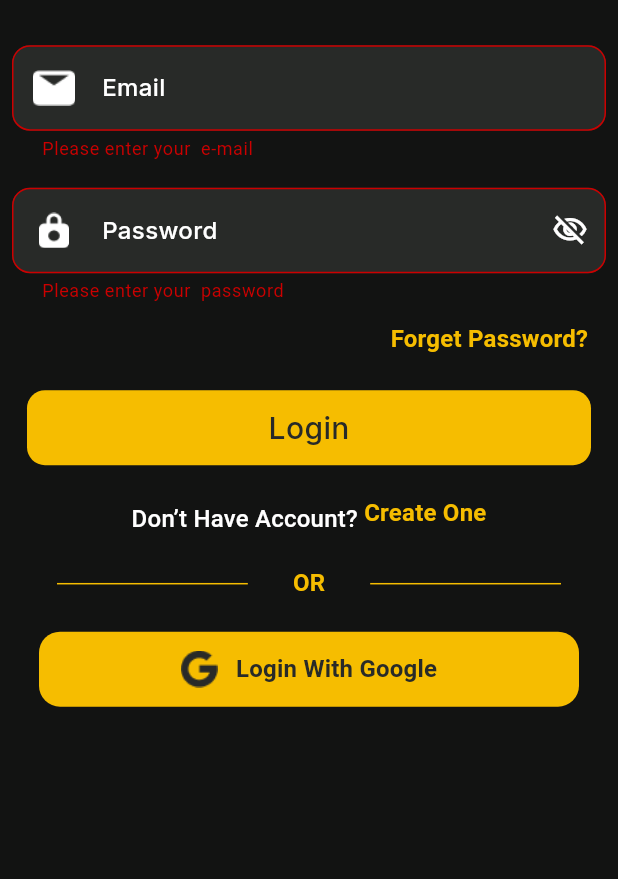
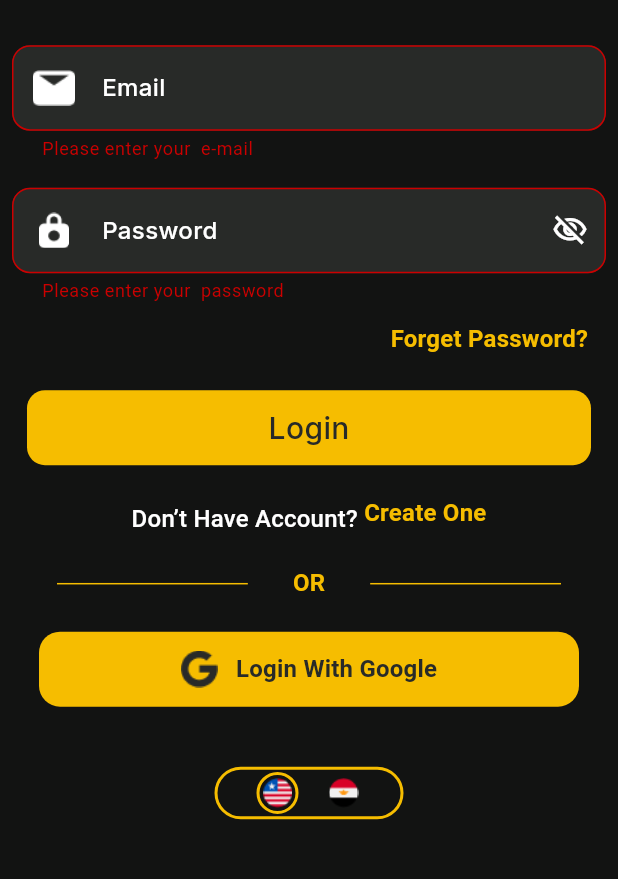
Before and after one commit to sohilaborhamy/movies_app, a Flutter app: the LoginView screen opened by its route, after a tap on "Login", after a tap on "Login With Google", on a phone screen of 412 x 824 dp, the part 352-1231 px from its top. Run offline on Flutter 3.47's test engine with Material 3 defaults, Android fonts, the phone set to English and light mode, and no system bars; our stand-ins replace animate_do, bot_toast, firebase_auth, firebase_core, flutter_easyloading, google_fonts and 3 more; accounts and stored records are empty; generated files the repository leaves out were written again; network calls fail.

```diff
--- /dev/null
+++ b/l10n.yaml
@@ -0,0 +1,3 @@
+arb-dir: lib/l10n
+template-arb-file: app_en.arb
+output-localization-file: app_localizations.dart
--- a/lib/core/constants/assets_app.dart
+++ b/lib/core/constants/assets_app.dart
@@ -16,4 +16,6 @@ abstract class AssetsApp {
   static String googleIcon = "assets/icons/google_icon.png";
   static String phoneIcon = "assets/icons/phone_icon.png";
   static String nameIcon = "assets/icons/name_icon.png";
+  static String egIcon = "assets/icons/EG.png";
+  static String lrIcon = "assets/icons/LR.png";
 }
--- a/lib/core/routes/app_routes.dart
+++ b/lib/core/routes/app_routes.dart
@@ -8,6 +8,7 @@ import '../../modules/onboarding/view/frist_onboarding_view.dart';
 import '../../modules/onboarding/view/onboarding_scroll_view.dart';
 
 
+import '../../modules/signUp/view/signup_view.dart';
 import '../../modules/splash/view/splash_view.dart';
 import 'screens_route_name.dart';
 
@@ -29,6 +30,9 @@ abstract class AppRoutes {
       case ScreenRouteName.loginView:
         return MaterialPageRoute(
             builder: (context) => const LoginView(), settings: settings);
+             case ScreenRouteName.signUpView:
+        return MaterialPageRoute(
+            builder: (context) => const SignUpView(), settings: settings);
       case ScreenRouteName.forgetPasswordView:
         return MaterialPageRoute(
             builder: (context) => const ForgetPasswordView(),
--- a/lib/core/routes/screens_route_name.dart
+++ b/lib/core/routes/screens_route_name.dart
@@ -3,7 +3,7 @@ class ScreenRouteName {
   static const String loginView = "/login_view";
   static const String onboardingScrollView = "/onboarding_scroll_view";
   static const String forgetPasswordView = "/forget_password_view";
-  static const String signUpView = "/login_view";
+  static const String signUpView = "/signup_view";
   static const String fristOnboardingView = "/frist_onboarding_view";
   static const String profileView = "/profile_view";
 }
--- /dev/null
+++ b/lib/core/services/custom_language_widget.dart
@@ -0,0 +1,83 @@
+
+import 'package:flutter/material.dart';
+import 'package:provider/provider.dart';
+
+import '../../providers/app_language_provider.dart';
+import '../constants/assets_app.dart';
+import '../theme/colors_app.dart';
+
+
+
+class CustomLanguageWidget extends StatelessWidget {
+  const CustomLanguageWidget({super.key});
+
+  @override
+  Widget build(BuildContext context) {
+    var width = MediaQuery.of(context).size.width;
+    final languageProvider = Provider.of<AppLanguageProvider>(context);
+
+    return Container(
+      width: width * 0.2,
+      height: 35,
+      decoration: BoxDecoration(
+        border: Border.all(
+          color: ColorsApp.secondColor,
+          width: 2,
+        ),
+        borderRadius: BorderRadius.circular(30),
+      ),
+      child: Row(
+        mainAxisAlignment: MainAxisAlignment.center,
+        children: [
+          // English Icon
+          GestureDetector(
+            onTap: () {
+              languageProvider.changeLanguage("en");
+            },
+            child: Container(
+              decoration: BoxDecoration(
+                border: languageProvider.appLanguage == "en"
+                    ? Border.all(
+                        color: ColorsApp.secondColor,
+                        width: 2,
+                      )
+                    : null,
+                borderRadius: BorderRadius.circular(20),
+              ),
+              padding: const EdgeInsets.all(2),
+              child: Image.asset(
+                AssetsApp.lrIcon,
+                width: 20,
+                height: 20,
+              ),
+            ),
+          ),
+          const SizedBox(width: 18),
+          // Arabic Icon
+          GestureDetector(
+            onTap: () {
+              languageProvider.changeLanguage("ar");
+            },
+            child: Container(
+              decoration: BoxDecoration(
+                border: languageProvider.appLanguage == "ar"
+                    ? Border.all(
+                        color: ColorsApp.secondColor,
+                        width: 2,
+                      )
+                    : null,
+                borderRadius: BorderRadius.circular(20),
+              ),
+              padding: const EdgeInsets.all(2),
+              child: Image.asset(
+                AssetsApp.egIcon,
+                width: 20,
+                height: 20,
+              ),
+            ),
+          ),
+        ],
+      ),
+    );
+  }
+}
--- a/lib/core/utils/firebase_services.dart
+++ b/lib/core/utils/firebase_services.dart
@@ -1,9 +1,12 @@
+
 import 'package:firebase_auth/firebase_auth.dart';
+import 'package:flutter/material.dart';
 
 import 'package:flutter_easyloading/flutter_easyloading.dart';
+import 'package:google_sign_in/google_sign_in.dart';
 
+import '../routes/screens_route_name.dart';
 import '../services/snack_bar_service.dart';
-
 
 abstract class FirebaseServices {
   static Future<bool> signUp(String emailAddress, String password) async {
@@ -32,6 +35,9 @@ abstract class FirebaseServices {
     }
   }
 
+
+
+
   static Future<bool> signIn(String emailAddress, String password) async {
     EasyLoading.show();
     try {
@@ -54,4 +60,35 @@ abstract class FirebaseServices {
       return Future.value(false);
     }
   }
+
+
+
+
+ static Future<void> loginWithGoogle(BuildContext context) async {
+  try {
+    EasyLoading.show();
+    final GoogleSignInAccount? googleUser = await GoogleSignIn().signIn();
+    final GoogleSignInAuthentication? googleAuth =
+        await googleUser?.authentication;
+    final credential = GoogleAuthProvider.credential(
+      accessToken: googleAuth?.accessToken,
+      idToken: googleAuth?.idToken,
+    );
+    var userCredential =
+        await FirebaseAuth.instance.signInWithCredential(credential);
+    print(userCredential.user!.uid.toString());
+
+    // Navigate to the profile screen after successful sign-in
+    Navigator.pushNamedAndRemoveUntil(
+      context,
+      ScreenRouteName.profileView,
+      (route) => false,
+    );
+  } catch (e) {
+    print("Error during Google Sign-In: $e");
+    EasyLoading.showError("Failed to sign in with Google");
+  } finally {
+    EasyLoading.dismiss();
+  }
 }
+}
--- /dev/null
+++ b/lib/l10n/app_ar.arb
@@ -0,0 +1,5 @@
+{
+
+
+
+}
--- /dev/null
+++ b/lib/l10n/app_en.arb
@@ -0,0 +1,4 @@
+{
+
+
+}
--- a/lib/main.dart
+++ b/lib/main.dart
@@ -4,17 +4,27 @@ import 'package:firebase_core/firebase_core.dart';
 import 'package:flutter_easyloading/flutter_easyloading.dart';
 import 'core/services/local_storage_service.dart';
 import 'firebase_options.dart';
+import 'package:provider/provider.dart';
 import 'core/routes/app_routes.dart';
 import 'core/services/loading_services.dart';
 import 'core/theme/theme_app.dart';
+import 'package:flutter_gen/gen_l10n/app_localizations.dart';
+import 'providers/app_language_provider.dart';
 
+GlobalKey<NavigatorState> navigatorKey = GlobalKey<NavigatorState>();
 Future<void> main() async {
   WidgetsFlutterBinding.ensureInitialized();
   await Firebase.initializeApp(
     options: DefaultFirebaseOptions.currentPlatform,
   );
+
    await LocalStorageService.init();
-  runApp(const MyApp());
+  runApp(MultiProvider(providers: [
+    ChangeNotifierProvider(
+      create: (context) => AppLanguageProvider(),
+    ),
+
+  ], child: const MyApp()));
   configLoading();
 }
 
@@ -23,10 +33,15 @@ class MyApp extends StatelessWidget {
 
   @override
   Widget build(BuildContext context) {
+    var languageProvider = Provider.of<AppLanguageProvider>(context);
     return MaterialApp(
       debugShowCheckedModeBanner: false,
       onGenerateRoute: AppRoutes.onGeneratedRoute,
       theme: AppTheme.theme,
+      navigatorKey: navigatorKey,
+      localizationsDelegates: AppLocalizations.localizationsDelegates,
+      supportedLocales: AppLocalizations.supportedLocales,
+      locale:  Locale(languageProvider.appLanguage),
       builder: EasyLoading.init(
         builder:  BotToastInit(),
       ),
--- a/lib/modules/login/view/login_view.dart
+++ b/lib/modules/login/view/login_view.dart
@@ -1,5 +1,8 @@
+
 import 'package:flutter/material.dart';
+
 import '../../../core/routes/screens_route_name.dart';
+import '../../../core/services/custom_language_widget.dart';
 import '../../../core/utils/firebase_services.dart';
 import '../../../core/constants/assets_app.dart';
 import 'package:flutter_easyloading/flutter_easyloading.dart';
@@ -9,6 +12,7 @@ import '../../../core/services/custom_text_field.dart';
 import '../../../core/theme/colors_app.dart';
 import '../../forgetPassword/view/forget_password_view.dart';
 import '../../signUp/view/signup_view.dart';
+import 'package:flutter_gen/gen_l10n/app_localizations.dart';
 
 class LoginView extends StatefulWidget {
   const LoginView({super.key});
@@ -24,6 +28,7 @@ class _LoginViewState extends State<LoginView> {
   final _passwordController = TextEditingController();
 
   Widget build(BuildContext context) {
+    var local = AppLocalizations.of(context)!;
     var height = MediaQuery.of(context).size.height;
     var theme = Theme.of(context);
 
@@ -111,8 +116,7 @@ class _LoginViewState extends State<LoginView> {
                           Navigator.pushNamedAndRemoveUntil(context,
                               ScreenRouteName.profileView, (route) => false);
                         }
-                    }
-                     );
+                      });
                     }
                   },
                   buttonText: "Login",
@@ -179,13 +183,13 @@ class _LoginViewState extends State<LoginView> {
                 Padding(
                   padding: const EdgeInsets.symmetric(horizontal: 18),
                   child: ElevatedButton(
-                    onPressed: () {
-                      // Handle Google login
+                    onPressed: () async {
+                      await FirebaseServices.loginWithGoogle(context);
                     },
                     style: ElevatedButton.styleFrom(
                       elevation: 0,
                       backgroundColor: ColorsApp.secondColor,
-                      minimumSize: Size(double.infinity, 50),
+                      minimumSize: const Size(double.infinity, 50),
                       shape: RoundedRectangleBorder(
                         borderRadius: BorderRadius.circular(14.0),
                       ),
@@ -209,11 +213,12 @@ class _LoginViewState extends State<LoginView> {
                     ),
                   ),
                 ),
-                const SizedBox(height: 20),
+                const SizedBox(height: 40),
                const Padding(
-                  padding: EdgeInsets.symmetric(horizontal: 140),
-                  //  child: CustomContainerWidget(),
+                  padding:  EdgeInsets.symmetric(horizontal: 135),
+                  child: CustomLanguageWidget(),
                 ),
+
               ],
             ),
           ),
--- a/lib/modules/onboarding/view/onboarding_scroll_view.dart
+++ b/lib/modules/onboarding/view/onboarding_scroll_view.dart
@@ -39,7 +39,7 @@ class _OnboardingScrollViewState extends State<OnboardingScrollView> {
   }
 
   void _finishOnboarding() {
-    Navigator.of(context).pushReplacementNamed(ScreenRouteName.profileView);
+    Navigator.of(context).pushReplacementNamed(ScreenRouteName.loginView);
   }
 
   @override
--- a/lib/modules/signUp/view/signup_view.dart
+++ b/lib/modules/signUp/view/signup_view.dart
@@ -6,6 +6,7 @@ import '../../../core/constants/assets_app.dart';
 import '../../../core/extentions/validate.dart';
 import '../../../core/routes/screens_route_name.dart';
 import '../../../core/services/custom_button_widget.dart';
+import '../../../core/services/custom_language_widget.dart';
 import '../../../core/services/custom_text_field.dart';
 import '../../../core/theme/colors_app.dart';
 import '../../../core/utils/firebase_services.dart';
@@ -203,8 +204,8 @@ class _SignUpViewState extends State<SignUpView> {
                 ),
                 const SizedBox(height: 20),
                 const Padding(
-                  padding: EdgeInsets.symmetric(horizontal: 140),
-                 // child: CustomContainerWidget(),
+                  padding: EdgeInsets.symmetric(horizontal: 135),
+                  child: CustomLanguageWidget(),
                 ),
               ],
             ),
--- /dev/null
+++ b/lib/providers/app_language_provider.dart
@@ -0,0 +1,14 @@
+import 'package:flutter/material.dart';
+
+class AppLanguageProvider extends ChangeNotifier {
+  String appLanguage = "en";
+
+  changeLanguage(String newLanguage) {
+    if (appLanguage == newLanguage) {
+      return;
+    }
+
+    appLanguage = newLanguage;
+    notifyListeners();
+  }
+}
```
Also changed, not shown: pubspec.yaml (+6 -1 lines), assets/icons/EG.png (added), assets/icons/LR.png (added), lib/firebase_options.dart, pubspec.lock, 2 other files. Lines whose indentation alone changed are shown as unchanged.
